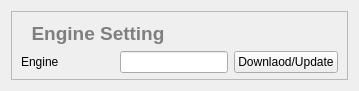
Above: settings.ui from keshavbhatt/olivia before the change. Below: the same form after it.
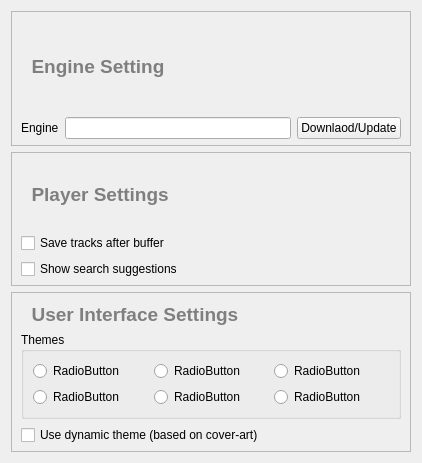
That is the form after the change. Icons and pictures are not drawn.

The edit to the form file:
```diff
--- a/settings.ui
+++ b/settings.ui
@@ -6,14 +6,14 @@
    <rect>
     <x>0</x>
     <y>0</y>
-    <width>359</width>
-    <height>86</height>
+    <width>422</width>
+    <height>463</height>
    </rect>
   </property>
   <property name="windowTitle">
    <string>Form</string>
   </property>
-  <layout class="QHBoxLayout" name="_2">
+  <layout class="QVBoxLayout" name="verticalLayout_3">
    <item>
     <widget class="QFrame" name="framefuck">
      <property name="frameShape">
@@ -33,6 +33,12 @@
         </property>
         <item>
          <widget class="QLabel" name="label_9">
+          <property name="sizePolicy">
+           <sizepolicy hsizetype="Preferred" vsizetype="Maximum">
+            <horstretch>0</horstretch>
+            <verstretch>0</verstretch>
+           </sizepolicy>
+          </property>
           <property name="text">
            <string>&lt;html&gt;&lt;head/&gt;&lt;body&gt;&lt;p&gt;&lt;img src=&quot;:/icons/others/wrench.png&quot;/&gt;&lt;span style=&quot; font-size:14pt; font-weight:600; color:#7f7f7f;&quot;&gt;&amp;nbsp;&amp;nbsp;Engine Setting&lt;/span&gt;&lt;/p&gt;&lt;/body&gt;&lt;/html&gt;</string>
           </property>
@@ -58,12 +64,6 @@
         </item>
         <item>
          <widget class="QLineEdit" name="engine_status">
-          <property name="sizePolicy">
-           <sizepolicy hsizetype="Preferred" vsizetype="Fixed">
-            <horstretch>0</horstretch>
-            <verstretch>0</verstretch>
-           </sizepolicy>
-          </property>
           <property name="focusPolicy">
            <enum>Qt::NoFocus</enum>
           </property>
@@ -97,6 +97,173 @@
      </layout>
     </widget>
    </item>
+   <item>
+    <widget class="QFrame" name="framefuck_2">
+     <property name="frameShape">
+      <enum>QFrame::StyledPanel</enum>
+     </property>
+     <layout class="QVBoxLayout" name="verticalLayout_2">
+      <property name="topMargin">
+       <number>10</number>
+      </property>
+      <property name="bottomMargin">
+       <number>6</number>
+      </property>
+      <item>
+       <layout class="QHBoxLayout" name="horizontalLayout_4">
+        <property name="topMargin">
+         <number>0</number>
+        </property>
+        <item>
+         <widget class="QLabel" name="label_10">
+          <property name="sizePolicy">
+           <sizepolicy hsizetype="Preferred" vsizetype="Maximum">
+            <horstretch>0</horstretch>
+            <verstretch>0</verstretch>
+           </sizepolicy>
+          </property>
+          <property name="text">
+           <string>&lt;html&gt;&lt;head/&gt;&lt;body&gt;&lt;p&gt;&lt;img src=&quot;:/icons/others/wrench.png&quot;/&gt;&lt;span style=&quot; font-size:14pt; font-weight:600; color:#7f7f7f;&quot;&gt;  Player Settings&lt;/span&gt;&lt;/p&gt;&lt;/body&gt;&lt;/html&gt;</string>
+          </property>
+         </widget>
+        </item>
+        <item>
+         <widget class="QLabel" name="loading_movie_2">
+          <property name="textInteractionFlags">
+           <set>Qt::NoTextInteraction</set>
+          </property>
+         </widget>
+        </item>
+       </layout>
+      </item>
+      <item>
+       <layout class="QVBoxLayout" name="verticalLayout_6">
+        <item>
+         <widget class="QCheckBox" name="checkBox">
+          <property name="text">
+           <string>Save tracks after buffer</string>
+          </property>
+         </widget>
+        </item>
+        <item>
+         <widget class="QCheckBox" name="checkBox_3">
+          <property name="text">
+           <string>Show search suggestions</string>
+          </property>
+         </widget>
+        </item>
+       </layout>
+      </item>
+     </layout>
+    </widget>
+   </item>
+   <item>
+    <widget class="QFrame" name="framefuck_3">
+     <property name="frameShape">
+      <enum>QFrame::StyledPanel</enum>
+     </property>
+     <layout class="QVBoxLayout" name="verticalLayout_4">
+      <property name="topMargin">
+       <number>10</number>
+      </property>
+      <property name="bottomMargin">
+       <number>6</number>
+      </property>
+      <item>
+       <layout class="QHBoxLayout" name="horizontalLayout_6">
+        <property name="topMargin">
+         <number>0</number>
+        </property>
+        <item>
+         <widget class="QLabel" name="label_11">
+          <property name="sizePolicy">
+           <sizepolicy hsizetype="Preferred" vsizetype="Maximum">
+            <horstretch>0</horstretch>
+            <verstretch>0</verstretch>
+           </sizepolicy>
+          </property>
+          <property name="text">
+           <string>&lt;html&gt;&lt;head/&gt;&lt;body&gt;&lt;p&gt;&lt;img src=&quot;:/icons/others/wrench.png&quot;/&gt;&lt;span style=&quot; font-size:14pt; font-weight:600; color:#7f7f7f;&quot;&gt;  User Interface Settings&lt;/span&gt;&lt;/p&gt;&lt;/body&gt;&lt;/html&gt;</string>
+          </property>
+         </widget>
+        </item>
+        <item>
+         <widget class="QLabel" name="loading_movie_3">
+          <property name="textInteractionFlags">
+           <set>Qt::NoTextInteraction</set>
+          </property>
+         </widget>
+        </item>
+       </layout>
+      </item>
+      <item>
+       <layout class="QVBoxLayout" name="verticalLayout_5">
+        <property name="bottomMargin">
+         <number>0</number>
+        </property>
+        <item>
+         <widget class="QGroupBox" name="groupBox">
+          <property name="title">
+           <string>Themes</string>
+          </property>
+          <layout class="QGridLayout" name="gridLayout">
+           <item row="3" column="1">
+            <widget class="QRadioButton" name="radioButton_2">
+             <property name="text">
+              <string>RadioButton</string>
+             </property>
+            </widget>
+           </item>
+           <item row="3" column="0">
+            <widget class="QRadioButton" name="radioButton_3">
+             <property name="text">
+              <string>RadioButton</string>
+             </property>
+            </widget>
+           </item>
+           <item row="2" column="0">
+            <widget class="QRadioButton" name="radioButton_4">
+             <property name="text">
+              <string>RadioButton</string>
+             </property>
+            </widget>
+           </item>
+           <item row="3" column="2">
+            <widget class="QRadioButton" name="radioButton">
+             <property name="text">
+              <string>RadioButton</string>
+             </property>
+            </widget>
+           </item>
+           <item row="2" column="1">
+            <widget class="QRadioButton" name="radioButton_5">
+             <property name="text">
+              <string>RadioButton</string>
+             </property>
+            </widget>
+           </item>
+           <item row="2" column="2">
+            <widget class="QRadioButton" name="radioButton_6">
+             <property name="text">
+              <string>RadioButton</string>
+             </property>
+            </widget>
+           </item>
+          </layout>
+         </widget>
+        </item>
+        <item>
+         <widget class="QCheckBox" name="checkBox_2">
+          <property name="text">
+           <string>Use dynamic theme (based on cover-art)</string>
+          </property>
+         </widget>
+        </item>
+       </layout>
+      </item>
+     </layout>
+    </widget>
+   </item>
   </layout>
  </widget>
  <resources>
```
